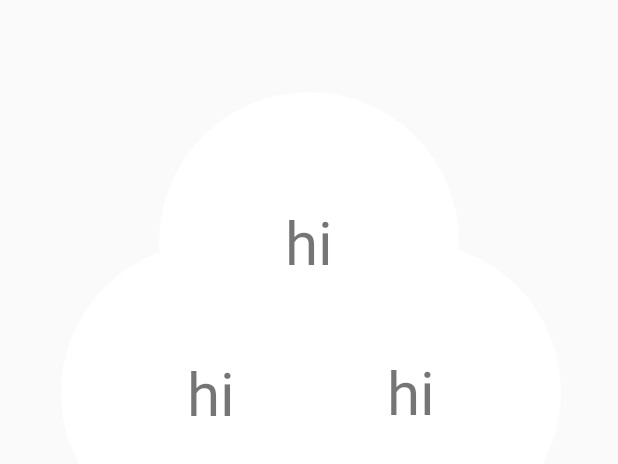
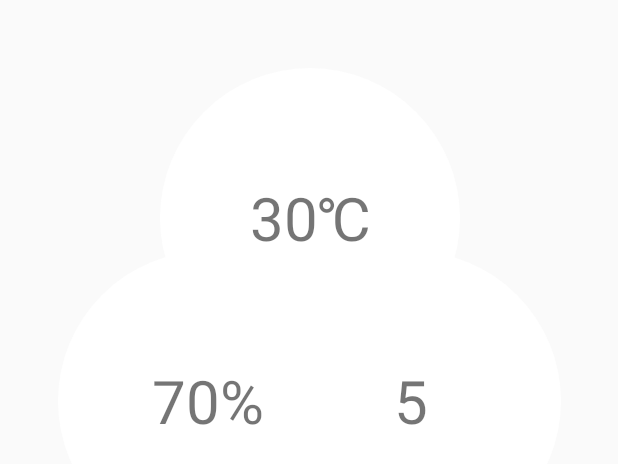
Before and after one commit to psy1064/DJU_OSP, an Android app: the layout fragment_home.xml on its own in the app's theme, with its tools: preview values and no code run, on a phone screen of 412 x 824 dp. Shown: the top 464 px of the screen. Run offline under Robolectric (Android 15) with nearby library versions, the light colour scheme and no system bars.

Commit message:
UI 수정

```diff
--- a/Android/app/src/main/java/my/homekeeper/CCTV.java
+++ b/Android/app/src/main/java/my/homekeeper/CCTV.java
@@ -22,6 +22,7 @@ public class CCTV extends Fragment {
     WebView webView;
     WebSettings webSettings;
     TextView callText;
+    BottomNavigationView bottomNavigationView;
     @Override
     public View onCreateView(LayoutInflater inflater, ViewGroup container, Bundle savedInstanceState) {
         View view = inflater.inflate(R.layout.fragment_cctv, container, false);
@@ -29,6 +30,7 @@ public class CCTV extends Fragment {
 
         webView = (WebView) view.findViewById(R.id.cctvWeb);
         callText = (TextView) view.findViewById(R.id.callText);
+
         webSettings = webView.getSettings();
         webSettings.setJavaScriptEnabled(true);
 
--- /dev/null
+++ b/Android/app/src/main/res/drawable/rect.xml
@@ -0,0 +1,13 @@
+<?xml version="1.0" encoding="utf-8"?>
+<shape xmlns:android="http://schemas.android.com/apk/res/android"
+    android:padding="10dp"
+    android:shape="rectangle"
+    >
+    <solid android:color="#80FFFFFF"/>
+    <corners
+        android:bottomLeftRadius="30dp"
+        android:bottomRightRadius="30dp"
+        android:topLeftRadius="30dp"
+        android:topRightRadius="30dp" />
+
+</shape>
--- a/Android/app/src/main/res/layout/fragment_home.xml
+++ b/Android/app/src/main/res/layout/fragment_home.xml
@@ -10,24 +10,24 @@
         android:layout_height="match_parent">
 
         <TextView
-            android:id="@+id/textView"
+            android:id="@+id/tempText"
             android:layout_width="200dp"
             android:layout_height="200dp"
             android:layout_alignParentLeft="true"
             android:layout_alignParentTop="true"
             android:layout_alignParentEnd="true"
             android:layout_alignParentRight="true"
-            android:layout_marginLeft="105dp"
-            android:layout_marginTop="61dp"
-            android:layout_marginEnd="106dp"
-            android:layout_marginRight="106dp"
+            android:layout_marginLeft="106dp"
+            android:layout_marginTop="45dp"
+            android:layout_marginEnd="105dp"
+            android:layout_marginRight="105dp"
             android:background="@drawable/oval"
             android:gravity="center"
-            android:text="hi"
+            android:text="30℃"
             android:textSize="40sp" />
 
         <TextView
-            android:id="@+id/textView2"
+            android:id="@+id/humText"
             android:layout_width="200dp"
             android:layout_height="200dp"
             android:layout_alignParentLeft="true"
@@ -35,31 +35,44 @@
             android:layout_alignParentEnd="true"
             android:layout_alignParentRight="true"
             android:layout_marginLeft="173dp"
-            android:layout_marginTop="161dp"
+            android:layout_marginTop="167dp"
             android:layout_marginEnd="38dp"
             android:layout_marginRight="38dp"
             android:background="@drawable/oval"
             android:gravity="center"
-            android:text="hi"
+            android:text="5"
             android:textSize="40sp" />
 
         <TextView
-            android:id="@+id/textView3"
+            android:id="@+id/dustText"
             android:layout_width="200dp"
             android:layout_height="200dp"
             android:layout_alignParentLeft="true"
             android:layout_alignParentTop="true"
             android:layout_alignParentEnd="true"
             android:layout_alignParentRight="true"
-            android:layout_marginLeft="40dp"
-            android:layout_marginTop="162dp"
-            android:layout_marginEnd="171dp"
-            android:layout_marginRight="171dp"
+            android:layout_marginLeft="38dp"
+            android:layout_marginTop="167dp"
+            android:layout_marginEnd="173dp"
+            android:layout_marginRight="173dp"
             android:background="@drawable/oval"
             android:gravity="center"
-            android:text="hi"
+            android:text="70%"
             android:textSize="40sp" />
 
+        <TextView
+            android:layout_width="323dp"
+            android:layout_height="222dp"
+            android:layout_alignParentLeft="true"
+            android:layout_alignParentTop="true"
+            android:layout_alignParentEnd="true"
+            android:layout_alignParentRight="true"
+            android:layout_marginLeft="44dp"
+            android:layout_marginTop="402dp"
+            android:layout_marginEnd="44dp"
+            android:layout_marginRight="44dp"
+            android:background="@drawable/rect"
+            />
     </RelativeLayout>
 
 
--- a/Android/app/src/main/res/menu/bottom_nav_menu.xml
+++ b/Android/app/src/main/res/menu/bottom_nav_menu.xml
@@ -4,11 +4,13 @@
     <item
         android:id="@+id/navigation_home"
         android:icon="@drawable/ic_home_black_24dp"
+        android:enabled="true"
         android:title="@string/title_home" />
 
     <item
         android:id="@+id/navigation_cctv"
         android:icon="@drawable/ic_dashboard_black_24dp"
+        android:enabled="true"
         android:title="@string/title_cctv" />
 
 </menu>
```
Also changed, not shown: Android/app/src/main/java/my/homekeeper/Home.java (+23 -5 lines), Android/app/src/main/java/my/homekeeper/MainActivity.java (+1 -9 lines), Android/app/src/main/res/layout/fragment_cctv.xml (+0 -34 lines).
